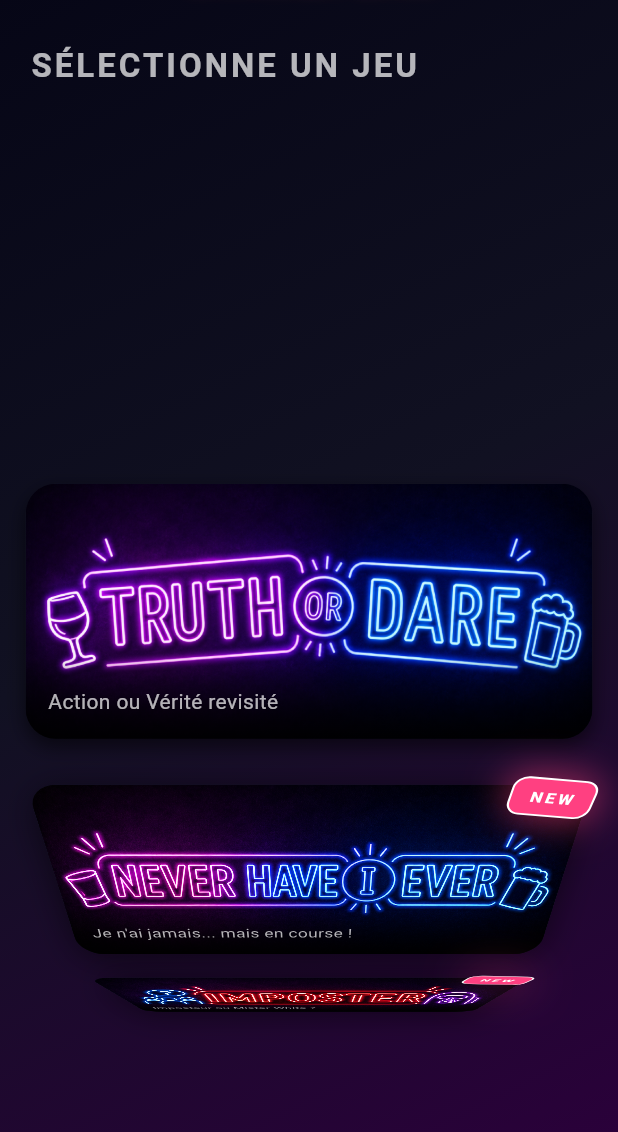
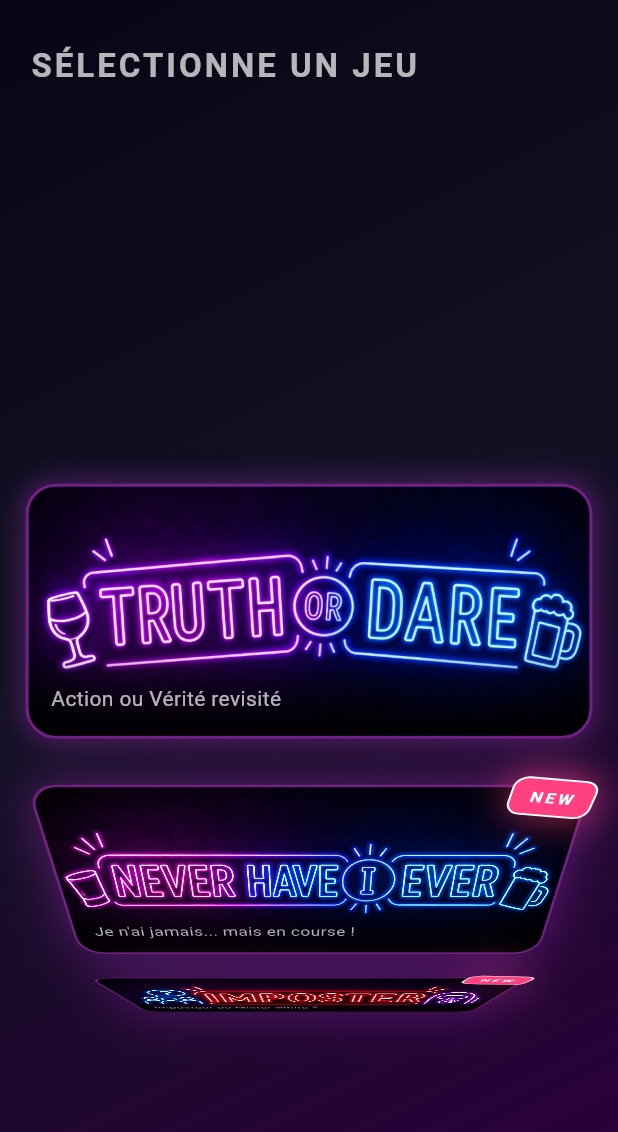
Before and after one commit to Erakiss/GameFLix, a Flutter app: the screen it shows after launch, on a phone screen of 412 x 824 dp, the part 72-1204 px from its top. Run offline on Flutter 3.47's test engine with Material 3 defaults, Android fonts, the light colour scheme and no system bars; our stand-ins replace auto_size_text, confetti, font_awesome_flutter, shared_preferences.

Commit message:
bordure violette

```diff
--- a/lib/hub/gameflix_hub.dart
+++ b/lib/hub/gameflix_hub.dart
@@ -266,6 +266,9 @@ class _GameFlixHubState extends State<GameFlixHub> {
             decoration: BoxDecoration(
               borderRadius: BorderRadius.circular(20),
               color: const Color(0xFF111122),
+              border: Border.all(color: Colors.purpleAccent.withValues(alpha: 0.5), width: 2),
+              boxShadow: [
+                BoxShadow(color: Colors.purpleAccent.withValues(alpha: 0.3),blurRadius: 15,spreadRadius: 2,),],
               image: imagePath != null
                 ? DecorationImage(
                     image: AssetImage(imagePath),
@@ -273,9 +276,6 @@ class _GameFlixHubState extends State<GameFlixHub> {
                     colorFilter: isLocked ? ColorFilter.mode(Colors.black.withValues(alpha: 0.7), BlendMode.darken) : null,
                   )
                 : null,
-              boxShadow: const [
-                BoxShadow(color: Colors.black54, blurRadius: 10, offset: Offset(0, 5))
-              ],
             ),
             child: Stack(
               children: [
```
Also changed, not shown: 1 other file.
